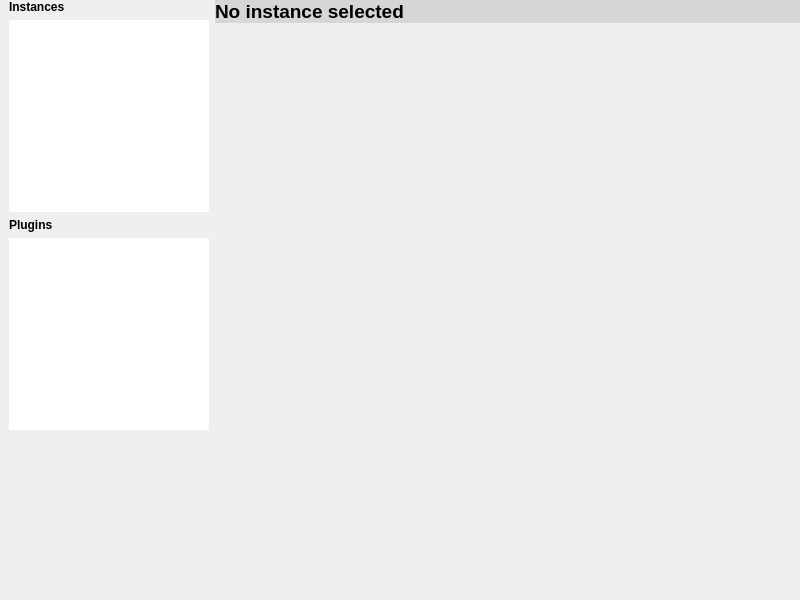
This is acv/mainwindow.ui in khoinguyen216/acv as Qt 5 draws it before an edit. The edited form follows.
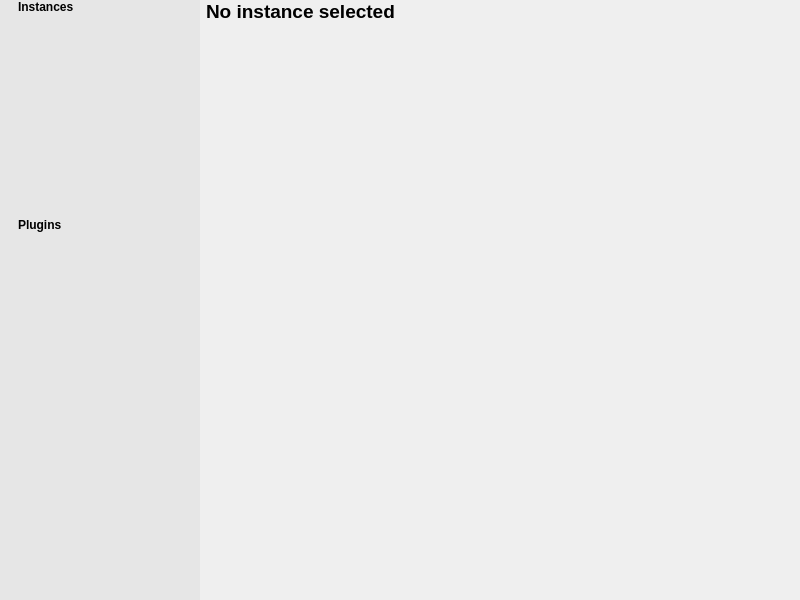
This is the edited form.

Patch:
```diff
--- a/acv/mainwindow.ui
+++ b/acv/mainwindow.ui
@@ -43,7 +43,7 @@
    </property>
    <layout class="QHBoxLayout" name="horizontalLayout_2">
     <property name="leftMargin">
-     <number>9</number>
+     <number>0</number>
     </property>
     <property name="topMargin">
      <number>0</number>
@@ -70,6 +70,9 @@
           <height>16777215</height>
          </size>
         </property>
+        <property name="styleSheet">
+         <string notr="true">background-color: rgb(230, 230, 230);</string>
+        </property>
         <property name="frameShape">
          <enum>QFrame::NoFrame</enum>
         </property>
@@ -91,6 +94,9 @@
          </property>
          <item>
           <layout class="QVBoxLayout" name="verticalLayout">
+           <property name="leftMargin">
+            <number>18</number>
+           </property>
            <item>
             <widget class="QLabel" name="label_3">
              <property name="font">
@@ -179,7 +185,7 @@
            </font>
           </property>
           <property name="styleSheet">
-           <string notr="true">background-color: rgb(214, 214, 214);</string>
+           <string notr="true">border-bottom-color: rgb(214, 21, 214);</string>
           </property>
           <property name="text">
            <string>No instance selected</string>
```
